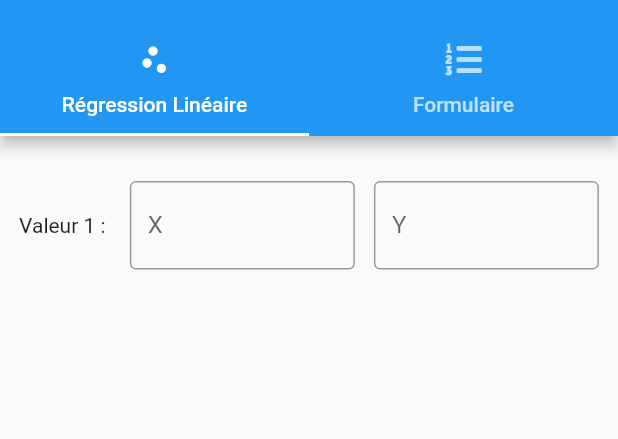
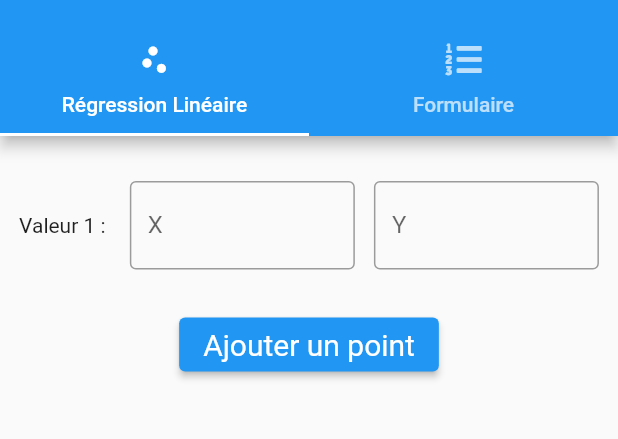
Before and after one commit to aznnn13/projetm1_mobile, a Flutter app: the screen it shows after launch, on a phone screen of 412 x 824 dp, the part 59-498 px from its top. Run offline on Flutter 3.47's test engine with Material 2 defaults, Android fonts, the phone set to English and light mode, and no system bars; our stand-ins replace font_awesome_flutter.

Commit message:
added formulaire.dart + button

```diff
--- a/lib/main.dart
+++ b/lib/main.dart
@@ -1,6 +1,7 @@
 import 'package:flutter/material.dart';
 import 'package:font_awesome_flutter/font_awesome_flutter.dart';
 import 'tabs/linear_regression.dart';
+import 'tabs/formulaire.dart';
 
 void main() {
   runApp(const MyApp());
@@ -96,13 +97,7 @@ class _MyHomePageState extends State<MyHomePage> {
           ),
           body: const TabBarView(children: [
             linear_regression(),
-            Center(
-                child: TextField(
-              decoration: InputDecoration(
-                border: OutlineInputBorder(),
-                labelText: 'Password',
-              ),
-            )),
+            formulaire(),
           ]),
         ),
       ),
--- a/lib/tabs/linear_regression.dart
+++ b/lib/tabs/linear_regression.dart
@@ -7,6 +7,9 @@ class linear_regression extends StatelessWidget {
 
   @override
   Widget build(BuildContext context) {
+    final ButtonStyle style =
+        ElevatedButton.styleFrom(textStyle: const TextStyle(fontSize: 20));
+
     return Center(
         child: Column(
       children: [
@@ -36,7 +39,19 @@ class linear_regression extends StatelessWidget {
               ),
             )
           ],
-            )
+        ),
+        Row(
+          mainAxisAlignment: MainAxisAlignment.center,
+          children: [
+            const SizedBox(height: 100),
+            ElevatedButton(
+              style: style,
+              onPressed: () {},
+              child: const Text('Ajouter un point'),
+            ),
+          ],
+
+        ),
       ],
     ));
   }
```
Also changed, not shown: lib/tabs/formulaire.dart (added, +18 -0 lines). Lines whose indentation alone changed are shown as unchanged.
